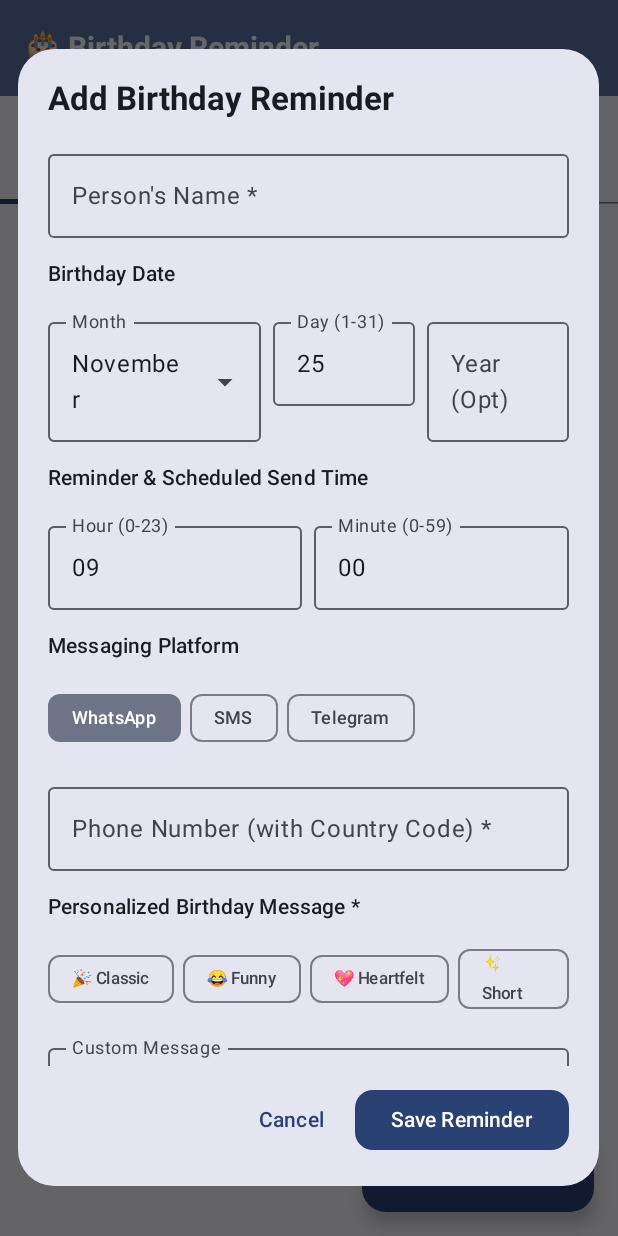
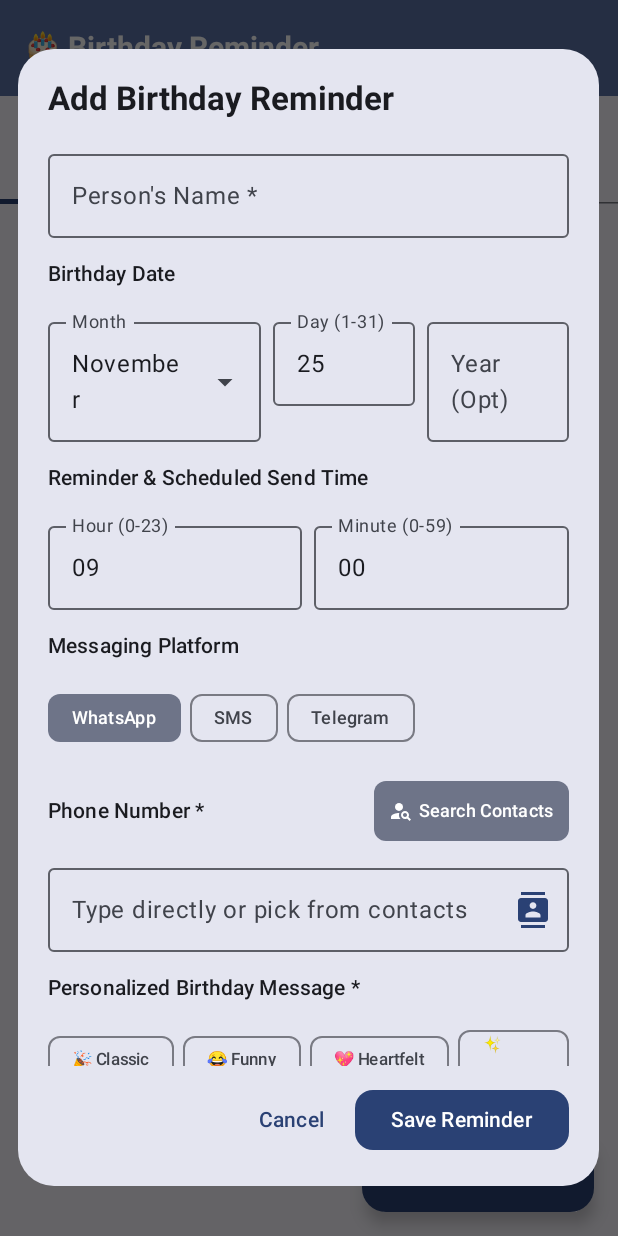
Before and after one commit to shashank2006-ss/birthday-reminder-android, an Android app built with Jetpack Compose: the screen it shows after launch (MainActivity), after a tap on "Add First Birthday", on a phone screen of 412 x 824 dp. Run offline under Robolectric (Android 15) with nearby library versions, the phone set to English and light mode, and no system bars.

Commit message:
Add device contact picker integration and READ_CONTACTS permission to Android app

```diff
--- a/app/src/main/AndroidManifest.xml
+++ b/app/src/main/AndroidManifest.xml
@@ -12,6 +12,7 @@
 
     <!-- Direct SMS sending -->
     <uses-permission android:name="android.permission.SEND_SMS" />
+    <uses-permission android:name="android.permission.READ_CONTACTS" />
 
     <!-- Queries for WhatsApp and Telegram on Android 11+ -->
     <queries>
--- a/app/src/main/java/com/birthdayreminder/app/ui/components/AddEditPersonDialog.kt
+++ b/app/src/main/java/com/birthdayreminder/app/ui/components/AddEditPersonDialog.kt
@@ -1,14 +1,22 @@
 package com.birthdayreminder.app.ui.components
 
+import android.net.Uri
+import android.provider.ContactsContract
+import androidx.activity.compose.rememberLauncherForActivityResult
+import androidx.activity.result.contract.ActivityResultContracts
 import androidx.compose.foundation.layout.*
 import androidx.compose.foundation.rememberScrollState
 import androidx.compose.foundation.shape.RoundedCornerShape
 import androidx.compose.foundation.text.KeyboardOptions
 import androidx.compose.foundation.verticalScroll
+import androidx.compose.material.icons.Icons
+import androidx.compose.material.icons.filled.Contacts
+import androidx.compose.material.icons.filled.PersonSearch
 import androidx.compose.material3.*
 import androidx.compose.runtime.*
 import androidx.compose.ui.Alignment
 import androidx.compose.ui.Modifier
+import androidx.compose.ui.platform.LocalContext
 import androidx.compose.ui.text.font.FontWeight
 import androidx.compose.ui.text.input.KeyboardType
 import androidx.compose.ui.unit.dp
@@ -55,6 +63,56 @@ fun AddEditPersonDialog(
         "💖 Heartfelt" to "Happy Birthday! So grateful to have you in my life. Wishing you endless happiness! ❤️",
         "✨ Short" to "Happy Birthday! Have an amazing celebration today! 🥳🎈"
     )
+
+    val context = LocalContext.current
+    val contactPickerLauncher = rememberLauncherForActivityResult(
+        contract = ActivityResultContracts.PickContact()
+    ) { contactUri: Uri? ->
+        contactUri?.let { uri ->
+            try {
+                val cursor = context.contentResolver.query(uri, null, null, null, null)
+                cursor?.use { c ->
+                    if (c.moveToFirst()) {
+                        val idIndex = c.getColumnIndex(ContactsContract.Contacts._ID)
+                        val nameIndex = c.getColumnIndex(ContactsContract.Contacts.DISPLAY_NAME)
+                        val hasPhoneIndex = c.getColumnIndex(ContactsContract.Contacts.HAS_PHONE_NUMBER)
+
+                        if (nameIndex != -1) {
+                            val pickedName = c.getString(nameIndex)
+                            if (!pickedName.isNullOrBlank() && name.isBlank()) {
+                                name = pickedName
+                            }
+                        }
+
+                        val hasPhone = if (hasPhoneIndex != -1) c.getInt(hasPhoneIndex) > 0 else true
+                        if (idIndex != -1 && hasPhone) {
+                            val contactId = c.getString(idIndex)
+                            val phoneCursor = context.contentResolver.query(
+                                ContactsContract.CommonDataKinds.Phone.CONTENT_URI,
+                                arrayOf(ContactsContract.CommonDataKinds.Phone.NUMBER),
+                                "${ContactsContract.CommonDataKinds.Phone.CONTACT_ID} = ?",
+                                arrayOf(contactId),
+                                null
+                            )
+                            phoneCursor?.use { pc ->
+                                if (pc.moveToFirst()) {
+                                    val numberIndex = pc.getColumnIndex(ContactsContract.CommonDataKinds.Phone.NUMBER)
+                                    if (numberIndex != -1) {
+                                        val number = pc.getString(numberIndex)
+                                        if (!number.isNullOrBlank()) {
+                                            phoneNumber = number.replace("[^0-9+]".toRegex(), "")
+                                        }
+                                    }
+                                }
+                            }
+                        }
+                    }
+                }
+            } catch (e: Exception) {
+                e.printStackTrace()
+            }
+        }
+    }
 
     Dialog(
         onDismissRequest = onDismiss,
@@ -213,15 +271,53 @@ fun AddEditPersonDialog(
                         }
                     }
 
-                    // Phone Number / Handle
+                    // Phone Number / Handle & Device Contact Picker
+                    Row(
+                        modifier = Modifier.fillMaxWidth(),
+                        horizontalArrangement = Arrangement.SpaceBetween,
+                        verticalAlignment = Alignment.CenterVertically
+                    ) {
+                        Text(
+                            text = if (selectedPlatform == SocialPlatform.TELEGRAM) "Telegram Username *" else "Phone Number *",
+                            style = MaterialTheme.typography.labelLarge,
+                            fontWeight = FontWeight.SemiBold
+                        )
+                        if (selectedPlatform != SocialPlatform.TELEGRAM) {
+                            FilledTonalButton(
+                                onClick = { contactPickerLauncher.launch(null) },
+                                shape = RoundedCornerShape(8.dp),
+                                contentPadding = PaddingValues(horizontal = 10.dp, vertical = 4.dp)
+                            ) {
+                                Icon(
+                                    imageVector = Icons.Default.PersonSearch,
+                                    contentDescription = null,
+                                    modifier = Modifier.size(16.dp)
+                                )
+                                Spacer(modifier = Modifier.width(4.dp))
+                                Text("Search Contacts", fontSize = 12.sp)
+                            }
+                        }
+                    }
+
                     OutlinedTextField(
                         value = phoneNumber,
                         onValueChange = { phoneNumber = it },
-                        label = {
+                        placeholder = {
                             Text(
-                                if (selectedPlatform == SocialPlatform.TELEGRAM) "Telegram Username (e.g. @username) *"
-                                else "Phone Number (with Country Code) *"
+                                if (selectedPlatform == SocialPlatform.TELEGRAM) "@username"
+                                else "Type directly or pick from contacts"
                             )
+                        },
+                        trailingIcon = {
+                            if (selectedPlatform != SocialPlatform.TELEGRAM) {
+                                IconButton(onClick = { contactPickerLauncher.launch(null) }) {
+                                    Icon(
+                                        imageVector = Icons.Default.Contacts,
+                                        contentDescription = "Search Contacts",
+                                        tint = MaterialTheme.colorScheme.primary
+                                    )
+                                }
+                            }
                         },
                         singleLine = true,
                         keyboardOptions = KeyboardOptions(
```
